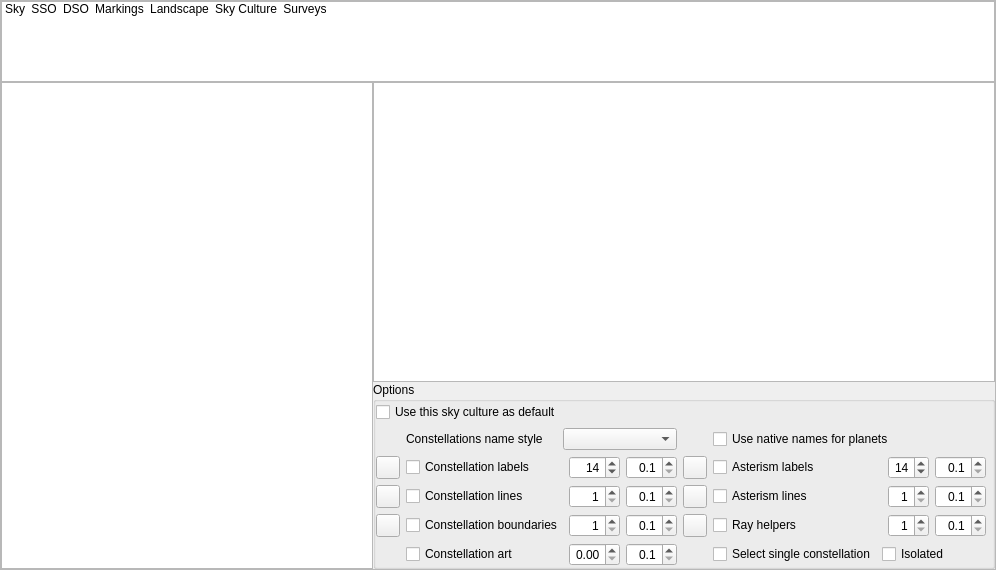
Stellarium/stellarium, file src/gui/viewDialog.ui: the form before one commit.
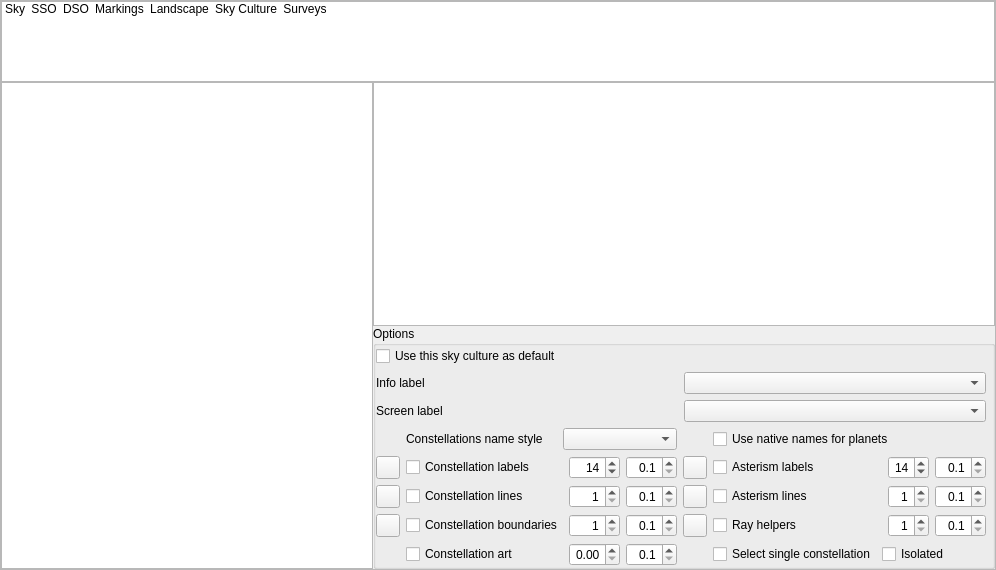
The form after the commit. The open tabs and pages were chosen to show the change. Icons and pictures are not drawn. Custom widgets are drawn as their Qt base class.

Commit message: Added new GUI elements - left the old in place temporarily

Patch:
```diff
--- a/src/gui/viewDialog.ui
+++ b/src/gui/viewDialog.ui
@@ -4971,7 +4971,7 @@
              <property name="bottomMargin">
               <number>0</number>
              </property>
-             <item row="1" column="0" rowspan="2">
+             <item row="5" column="0" rowspan="2">
               <layout class="QGridLayout" name="skyCultureGridLayout">
                <item row="2" column="6" colspan="2">
                 <widget class="QCheckBox" name="showAsterismLinesCheckBox">
@@ -5442,6 +5442,50 @@
                </item>
               </layout>
              </item>
+             <item row="3" column="0">
+              <layout class="QGridLayout" name="gridLayout_LabelStyle">
+               <item row="0" column="0">
+                <widget class="QLabel" name="labelInfoLabel">
+                 <property name="sizePolicy">
+                  <sizepolicy hsizetype="Minimum" vsizetype="Preferred">
+                   <horstretch>0</horstretch>
+                   <verstretch>0</verstretch>
+                  </sizepolicy>
+                 </property>
+                 <property name="text">
+                  <string>Info label</string>
+                 </property>
+                </widget>
+               </item>
+               <item row="1" column="0">
+                <widget class="QLabel" name="labelScreenLabel">
+                 <property name="sizePolicy">
+                  <sizepolicy hsizetype="Minimum" vsizetype="Preferred">
+                   <horstretch>0</horstretch>
+                   <verstretch>0</verstretch>
+                  </sizepolicy>
+                 </property>
+                 <property name="text">
+                  <string>Screen label</string>
+                 </property>
+                </widget>
+               </item>
+               <item row="0" column="1">
+                <widget class="QComboBox" name="infoLabelComboBox">
+                 <property name="toolTip">
+                  <string>Combination of names for the object description</string>
+                 </property>
+                </widget>
+               </item>
+               <item row="1" column="1">
+                <widget class="QComboBox" name="screenLabelComboBox">
+                 <property name="toolTip">
+                  <string>Combination of names for the object screen label</string>
+                 </property>
+                </widget>
+               </item>
+              </layout>
+             </item>
              <item row="0" column="0" colspan="2">
               <widget class="QCheckBox" name="useAsDefaultSkyCultureCheckBox">
                <property name="text">
```
Left out of the diff: 4 changed lines with no effect on the pictures.
